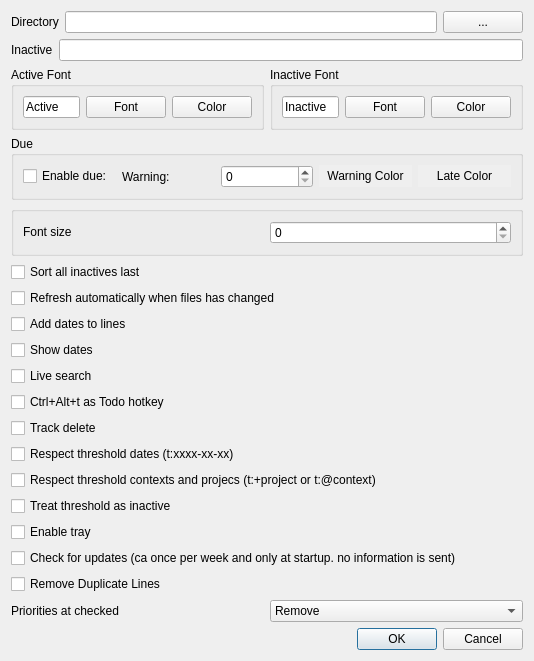
Qt form settingsdialog.ui (SverrirValgeirsson/Todour) before a commit.
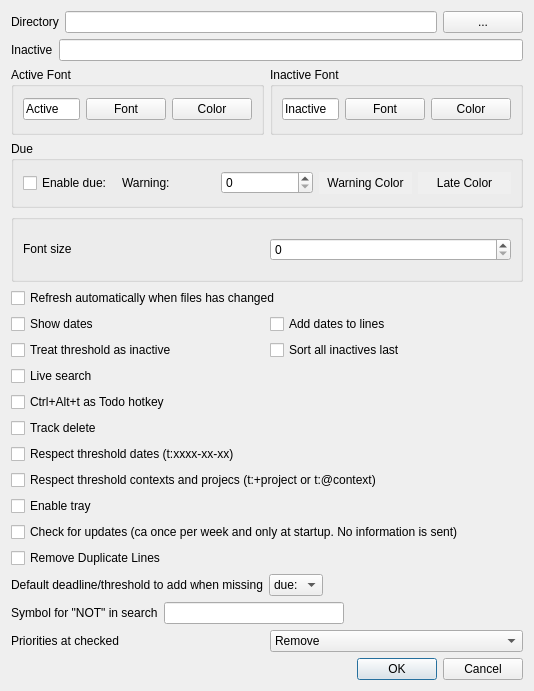
The same form after that commit.

Commit message: Add t or due when needed and allow any char instead of ! in search

Patch:
```diff
--- a/settingsdialog.ui
+++ b/settingsdialog.ui
@@ -7,7 +7,7 @@
     <x>0</x>
     <y>0</y>
     <width>534</width>
-    <height>641</height>
+    <height>691</height>
    </rect>
   </property>
   <property name="windowTitle">
@@ -204,16 +204,6 @@
      </layout>
     </widget>
    </item>
-   <item>
-    <widget class="QCheckBox" name="cb_separate">
-     <property name="enabled">
-      <bool>true</bool>
-     </property>
-     <property name="text">
-      <string>Sort all inactives last</string>
-     </property>
-    </widget>
-   </item>
    <item>
     <widget class="QCheckBox" name="cb_autorefresh">
      <property name="text">
@@ -222,18 +212,43 @@
     </widget>
    </item>
    <item>
-    <widget class="QCheckBox" name="cb_dates">
-     <property name="text">
-      <string>Add dates to lines</string>
-     </property>
-    </widget>
+    <layout class="QHBoxLayout" name="horizontalLayout_12">
+     <item>
+      <widget class="QCheckBox" name="cb_showdates">
+       <property name="text">
+        <string>Show dates</string>
+       </property>
+      </widget>
+     </item>
+     <item>
+      <widget class="QCheckBox" name="cb_dates">
+       <property name="text">
+        <string>Add dates to lines</string>
+       </property>
+      </widget>
+     </item>
+    </layout>
    </item>
    <item>
-    <widget class="QCheckBox" name="cb_showdates">
-     <property name="text">
-      <string>Show dates</string>
-     </property>
-    </widget>
+    <layout class="QHBoxLayout" name="horizontalLayout_13">
+     <item>
+      <widget class="QCheckBox" name="cb_threshold_inactive">
+       <property name="text">
+        <string>Treat threshold as inactive</string>
+       </property>
+      </widget>
+     </item>
+     <item>
+      <widget class="QCheckBox" name="cb_separate">
+       <property name="enabled">
+        <bool>true</bool>
+       </property>
+       <property name="text">
+        <string>Sort all inactives last</string>
+       </property>
+      </widget>
+     </item>
+    </layout>
    </item>
    <item>
     <widget class="QCheckBox" name="cb_liveSearch">
@@ -273,13 +288,6 @@
      </property>
     </widget>
    </item>
-   <item>
-    <widget class="QCheckBox" name="cb_threshold_inactive">
-     <property name="text">
-      <string>Treat threshold as inactive</string>
-     </property>
-    </widget>
-   </item>
    <item>
     <widget class="QCheckBox" name="cb_tray_icon">
      <property name="text">
@@ -290,7 +298,7 @@
    <item>
     <widget class="QCheckBox" name="cb_CheckUpdates">
      <property name="text">
-      <string>Check for updates (ca once per week and only at startup. no information is sent)</string>
+      <string>Check for updates (ca once per week and only at startup. No information is sent)</string>
      </property>
     </widget>
    </item>
@@ -301,6 +309,81 @@
      </property>
     </widget>
    </item>
+   <item>
+    <layout class="QHBoxLayout" name="horizontalLayout_11">
+     <item>
+      <widget class="QLabel" name="label_6">
+       <property name="text">
+        <string>Default deadline/threshold to add when missing</string>
+       </property>
+      </widget>
+     </item>
+     <item>
+      <widget class="QComboBox" name="cb_default_threshold">
+       <property name="toolTip">
+        <string>What to add to a rec: line without any due: or t:</string>
+       </property>
+       <item>
+        <property name="text">
+         <string>due:</string>
+        </property>
+       </item>
+       <item>
+        <property name="text">
+         <string>t:</string>
+        </property>
+       </item>
+      </widget>
+     </item>
+     <item>
+      <spacer name="horizontalSpacer_2">
+       <property name="orientation">
+        <enum>Qt::Horizontal</enum>
+       </property>
+       <property name="sizeHint" stdset="0">
+        <size>
+         <width>40</width>
+         <height>20</height>
+        </size>
+       </property>
+      </spacer>
+     </item>
+    </layout>
+   </item>
+   <item>
+    <layout class="QHBoxLayout" name="horizontalLayout_10">
+     <item>
+      <widget class="QLabel" name="label_7">
+       <property name="text">
+        <string>Symbol for &quot;NOT&quot; in search</string>
+       </property>
+      </widget>
+     </item>
+     <item>
+      <widget class="QLineEdit" name="search_not_char">
+       <property name="maxLength">
+        <number>1</number>
+       </property>
+       <property name="alignment">
+        <set>Qt::AlignCenter</set>
+       </property>
+      </widget>
+     </item>
+     <item>
+      <spacer name="horizontalSpacer">
+       <property name="orientation">
+        <enum>Qt::Horizontal</enum>
+       </property>
+       <property name="sizeHint" stdset="0">
+        <size>
+         <width>80</width>
+         <height>20</height>
+        </size>
+       </property>
+      </spacer>
+     </item>
+    </layout>
+   </item>
    <item>
     <layout class="QHBoxLayout" name="horizontalLayout_8">
      <item>
```
The commit also changes 5 other files.
